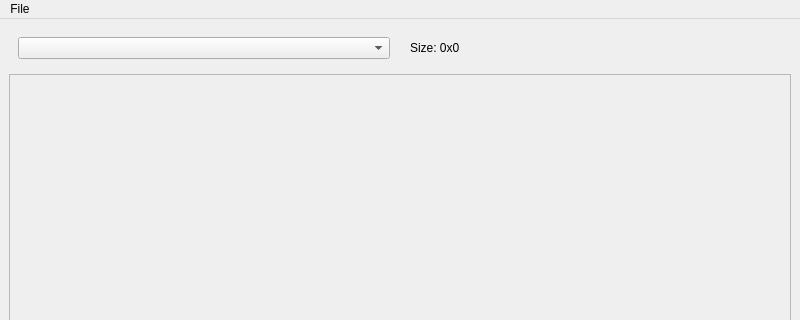
Qt form ImagesPyramid/mainwindow.ui (ilyao2/ImagesPyramid) before a commit; both pictures show x 0 to 800 and y 0 to 320 of the 800 by 600 pixel window.
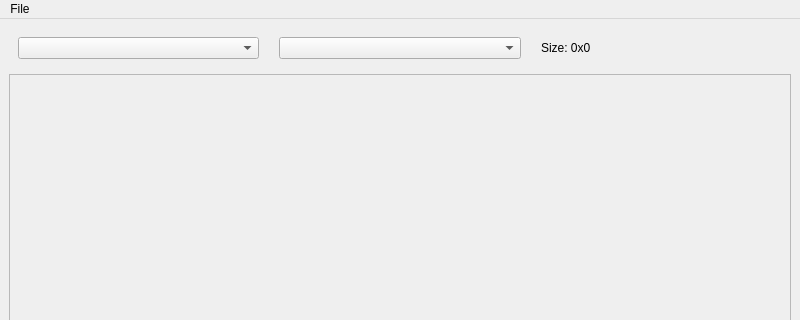
The same form after that commit.

Commit message: Pyramid taking by comboBox (Piramid*  -> QList<Piramid*>)

What changed in the file:
```diff
--- a/ImagesPyramid/mainwindow.ui
+++ b/ImagesPyramid/mainwindow.ui
@@ -27,6 +27,9 @@
        <property name="spacing">
         <number>20</number>
        </property>
+       <item>
+        <widget class="QComboBox" name="fileComboBox"/>
+       </item>
        <item>
         <widget class="QComboBox" name="layersComboBox"/>
        </item>
```
Left out of the diff: 2 changed lines with no effect on the pictures. The commit also changes 2 other files.
